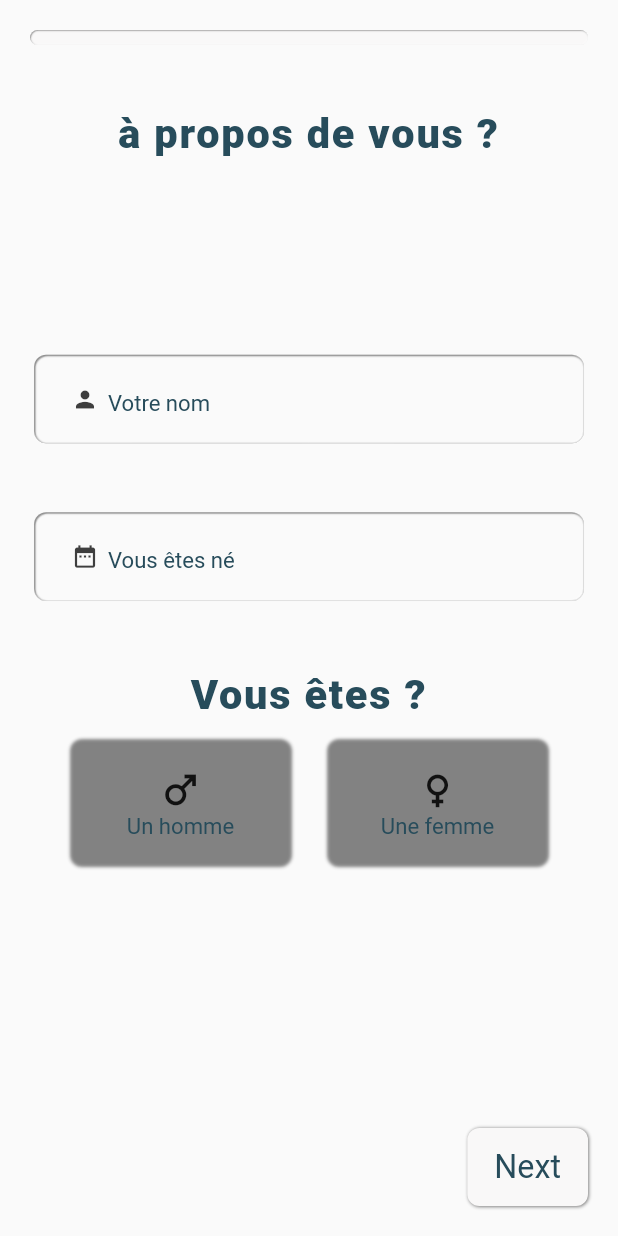
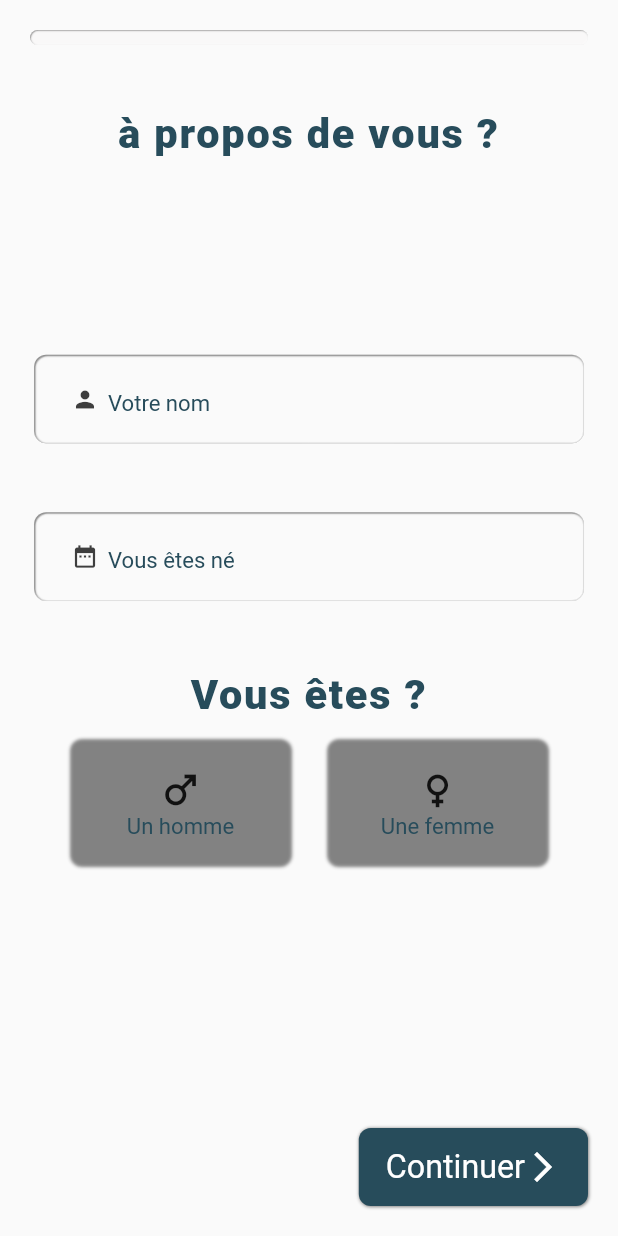
Before and after one commit to uni-do-to/nifty_mobile, a Flutter app: the RegisterView screen opened by its route, on a phone screen of 412 x 824 dp. Run offline on Flutter 3.47's test engine with Material 2 defaults, Android fonts, the light colour scheme and no system bars; drawn by our look-alikes of flutter_neumorphic; our stand-ins replace cached_network_image, date_format, fluttertoast, get, get_storage, google_fonts and 1 more; missing offline and left inert: dart:html; accounts and stored records are empty.

Commit message:
[+] design your bni view still slider need to redesign [+] refactor widget of small action button [+] add localization of texts [+] update register view to navigate when click on next and back

```diff
--- a/lib/app/modules/register/controllers/register_controller.dart
+++ b/lib/app/modules/register/controllers/register_controller.dart
@@ -8,7 +8,10 @@ class RegisterController extends GetxController {
   RxInt currentStep = 0.obs;
 
   final GlobalKey<FormState> yourInfoFormKey = GlobalKey<FormState>();
+  final GlobalKey<FormState> yourBmiFormKey = GlobalKey<FormState>();
   final nameController = TextEditingController();
+  final tallController = TextEditingController();
+  final weightController = TextEditingController();
   final TextEditingController dateOfBirthController = TextEditingController();
 
   RxString selectedGender = ''.obs;
--- a/lib/app/modules/register/views/register_view.dart
+++ b/lib/app/modules/register/views/register_view.dart
@@ -2,8 +2,10 @@ import 'package:date_format/date_format.dart';
 import 'package:flutter_neumorphic/flutter_neumorphic.dart';
 import 'package:get/get.dart';
 import 'package:nifty_mobile/app/modules/register/views/about_you_view.dart';
+import 'package:nifty_mobile/app/modules/register/views/your_bmi_view.dart';
 import 'package:nifty_mobile/app/utils/size_utils.dart';
 import 'package:nifty_mobile/app/widgets/small_action_button.dart';
+import 'package:nifty_mobile/generated/locales.g.dart';
 
 import '../../../widgets/form_field.dart';
 import '../controllers/register_controller.dart';
@@ -25,6 +27,8 @@ class RegisterView extends GetView<RegisterController> {
 
   @override
   Widget build(BuildContext context) {
+    var theme = NeumorphicTheme.of(context)?.current;
+
     return Scaffold(
       body: Column(
         children: [
@@ -38,12 +42,25 @@ class RegisterView extends GetView<RegisterController> {
               );
             }, controller.currentStep),
           ),
-          Expanded(
-            child: Padding(
-              padding: EdgeInsets.all(40.0.toHeight),
-              child: AboutYouView(),
-            ),
-          ),
+          ObxValue((state) {
+            if (state.value == 0) {
+              return Expanded(
+                child: Padding(
+                  padding: EdgeInsets.all(40.0.toHeight),
+                  child: AboutYouView(),
+                ),
+              );
+            } else if (state.value == 1) {
+              return Expanded(
+                child: Padding(
+                  padding: EdgeInsets.all(40.0.toHeight),
+                  child: YourBmiView(),
+                ),
+              );
+            } else {
+              return Container();
+            }
+          }, controller.currentStep),
           Container(
             padding: EdgeInsets.all(20),
             child: Obx(() {
@@ -53,16 +70,29 @@ class RegisterView extends GetView<RegisterController> {
                   Visibility(
                     visible: controller.currentStep.value > 0,
                     child: SmallActionButton(
-                      text: 'Back',
+                      text: LocaleKeys.back_button_label.tr,
+                      icon: Icon(
+                        Icons.cancel,
+                        color: Color(0xff274C5B),
+                      ),
                       onPressed: () => controller.currentStep.value--,
                       // Optionally, specify width and height
                     ),
                   ),
                   SmallActionButton(
-                    text: 'Next',
+                    text: LocaleKeys.continue_button_label.tr,
+                    backgroundColor: Color(0xff274C5B),
+                    textColor: Colors.white,
+                    icon: Icon(
+                      Icons.arrow_forward_ios_sharp,
+                      color: Colors.white,
+                    ),
                     onPressed: () {
-                      if (controller.yourInfoFormKey.currentState?.validate() ??
-                          false) {
+                      if (
+                      (controller.currentStep.value == 0 && (controller.yourInfoFormKey.currentState?.validate() ?? false)) ||
+                      (controller.currentStep.value == 1 && (controller.yourBmiFormKey.currentState?.validate() ?? false))
+
+                      ) {
                         controller.currentStep.value++;
                       }
                     },
--- a/lib/app/widgets/small_action_button.dart
+++ b/lib/app/widgets/small_action_button.dart
@@ -5,26 +5,42 @@ class SmallActionButton extends StatelessWidget {
   final VoidCallback? onPressed;
   final double? width;
   final double height;
+  final Widget? icon;
+  final Color? backgroundColor;
+  final Color? textColor;
 
   const SmallActionButton({
     Key? key,
     required this.text,
     this.onPressed,
-    this.width , // Defaults to expand to the available width
+    this.width, // Defaults to expand to the available width
     this.height = 32.0, // Default height of the button
+    this.icon,
+    this.backgroundColor,
+    this.textColor,
   }) : super(key: key);
 
   @override
   Widget build(BuildContext context) {
     return NeumorphicButton(
       onPressed: onPressed,
+      style: NeumorphicStyle(
+        color: backgroundColor,
+      ),
       child: Container(
         width: width,
         height: height,
         alignment: Alignment.center,
-        child: Text(
-          text,
-          style: NeumorphicTheme.of(context)?.current?.textTheme.bodyMedium
+        child: Row(
+          children: [
+            Text(text,
+                style: NeumorphicTheme.of(context)
+                    ?.current
+                    ?.textTheme
+                    .bodyMedium
+                    ?.copyWith(color: textColor)),
+            if (icon != null) icon!
+          ],
         ),
       ),
     );
```
Also changed, not shown: assets/locales/en_US.json (+9 -0 lines), assets/locales/fr_FR.json (+9 -0 lines), lib/app/modules/register/views/your_bmi_view.dart (+135 -10 lines), lib/app/widgets/card.dart (added, +28 -0 lines), lib/generated/locales.g.dart.
